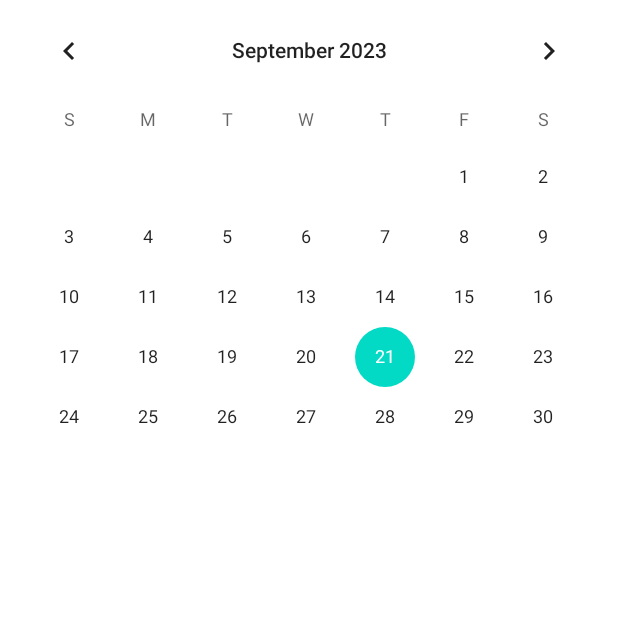
After one commit to PAINTORS/Paintor-AOS, an Android app: the CalendarActivity screen opened directly, with no data from a screen before it, on a phone screen of 412 x 824 dp, the top half of it. The commit adds this screen. Run offline under Robolectric (Android 15) with nearby library versions, the phone set to English and light mode, and no system bars.

Commit message:
[BASE] CalendarActivity 추가

```diff
--- a/Paintor/app/src/main/AndroidManifest.xml
+++ b/Paintor/app/src/main/AndroidManifest.xml
@@ -12,6 +12,9 @@
         android:theme="@style/Theme.Paintor"
         tools:targetApi="31">
         <activity
+            android:name=".activity.CalendarActivity"
+            android:exported="false" />
+        <activity
             android:name=".activity.MainActivity"
             android:exported="true">
             <intent-filter>
--- /dev/null
+++ b/Paintor/app/src/main/java/com/jina/paintor/activity/CalendarActivity.kt
@@ -0,0 +1,17 @@
+package com.jina.paintor.activity
+
+import androidx.appcompat.app.AppCompatActivity
+import android.os.Bundle
+import com.jina.paintor.databinding.ActivityCalendarBinding
+
+class CalendarActivity : AppCompatActivity() {
+
+    private val binding: ActivityCalendarBinding by lazy {
+        ActivityCalendarBinding.inflate(layoutInflater)
+    }
+
+    override fun onCreate(savedInstanceState: Bundle?) {
+        super.onCreate(savedInstanceState)
+        setContentView(binding.root)
+    }
+}
--- a/Paintor/app/src/main/java/com/jina/paintor/activity/MainActivity.kt
+++ b/Paintor/app/src/main/java/com/jina/paintor/activity/MainActivity.kt
@@ -1,5 +1,6 @@
 package com.jina.paintor.activity
 
+import android.content.Intent
 import androidx.appcompat.app.AppCompatActivity
 import android.os.Bundle
 import android.view.MenuItem
@@ -31,12 +32,14 @@ class MainActivity : AppCompatActivity(), NavigationBarView.OnItemSelectedListen
 
         binding.includeToolbar.toolbarTitle = "PAINTOR"
 
-        // binding.appBarMain.contentMain.bottomNaviView.setOnItemSelectedListener(this)
         binding.bottomNaviView.setOnItemSelectedListener(this)
+        binding.includeToolbar.ivCalendar.setOnClickListener {
+            startActivity(Intent(this, CalendarActivity::class.java))
+        }
 
     }
 
-    // NOTE : tab 눌렀을 때 샥샥 넘어가는 애니메이션 추가?
+    // NOTE : 23/09/21 tab 눌렀을 때 샥샥 넘어가는 애니메이션 추가?
     override fun onNavigationItemSelected(item: MenuItem): Boolean {
         when (item.itemId) {
             R.id.tabLocation -> {
--- /dev/null
+++ b/Paintor/app/src/main/res/layout/activity_calendar.xml
@@ -0,0 +1,13 @@
+<?xml version="1.0" encoding="utf-8"?>
+<androidx.constraintlayout.widget.ConstraintLayout xmlns:android="http://schemas.android.com/apk/res/android"
+    xmlns:app="http://schemas.android.com/apk/res-auto"
+    xmlns:tools="http://schemas.android.com/tools"
+    android:layout_width="match_parent"
+    android:layout_height="match_parent"
+    tools:context=".activity.CalendarActivity">
+
+    <CalendarView
+        android:layout_width="match_parent"
+        android:layout_height="match_parent" />
+
+</androidx.constraintlayout.widget.ConstraintLayout>
```
